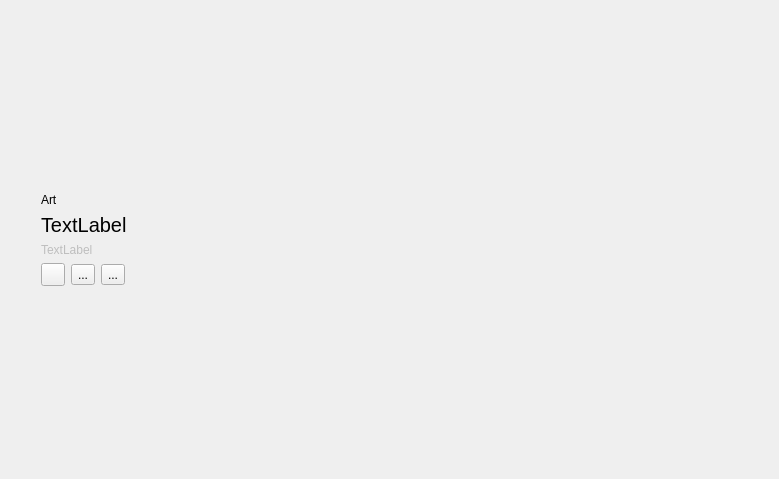
theCheeseboard/theBeat, file application/currenttrackpopover.ui: the form before one commit.
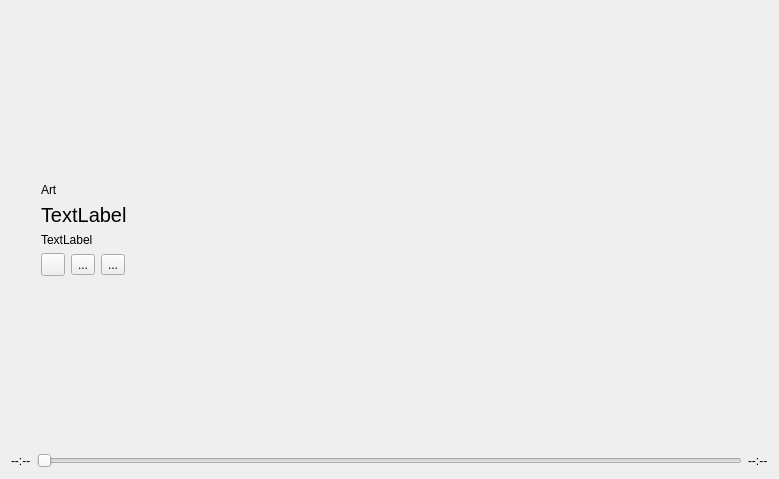
The form after the commit. Icons and pictures are not drawn.

```diff
--- a/application/currenttrackpopover.ui
+++ b/application/currenttrackpopover.ui
@@ -13,7 +13,12 @@
   <property name="windowTitle">
    <string notr="true">Form</string>
   </property>
-  <layout class="QHBoxLayout" name="horizontalLayout">
+  <layout class="QVBoxLayout" name="verticalLayout_3">
+   <item>
+    <layout class="QHBoxLayout" name="horizontalLayout_5">
+     <property name="spacing">
+      <number>6</number>
+     </property>
    <item>
     <layout class="QVBoxLayout" name="verticalLayout">
      <property name="leftMargin">
@@ -56,9 +61,6 @@
      </item>
      <item>
       <widget class="QLabel" name="metadataLabel">
-       <property name="enabled">
-        <bool>false</bool>
-       </property>
        <property name="text">
         <string notr="true">TextLabel</string>
        </property>
@@ -159,6 +161,33 @@
         </size>
        </property>
       </spacer>
+       </item>
+      </layout>
+     </item>
+    </layout>
+   </item>
+   <item>
+    <layout class="QHBoxLayout" name="horizontalLayout_4">
+     <item>
+      <widget class="QLabel" name="elapsedLabel">
+       <property name="text">
+        <string notr="true">--:--</string>
+       </property>
+      </widget>
+     </item>
+     <item>
+      <widget class="QSlider" name="progressSlider">
+       <property name="orientation">
+        <enum>Qt::Horizontal</enum>
+       </property>
+      </widget>
+     </item>
+     <item>
+      <widget class="QLabel" name="durationLabel">
+       <property name="text">
+        <string notr="true">--:--</string>
+       </property>
+      </widget>
      </item>
     </layout>
    </item>
```
Lines whose indentation alone changed are shown as unchanged.
